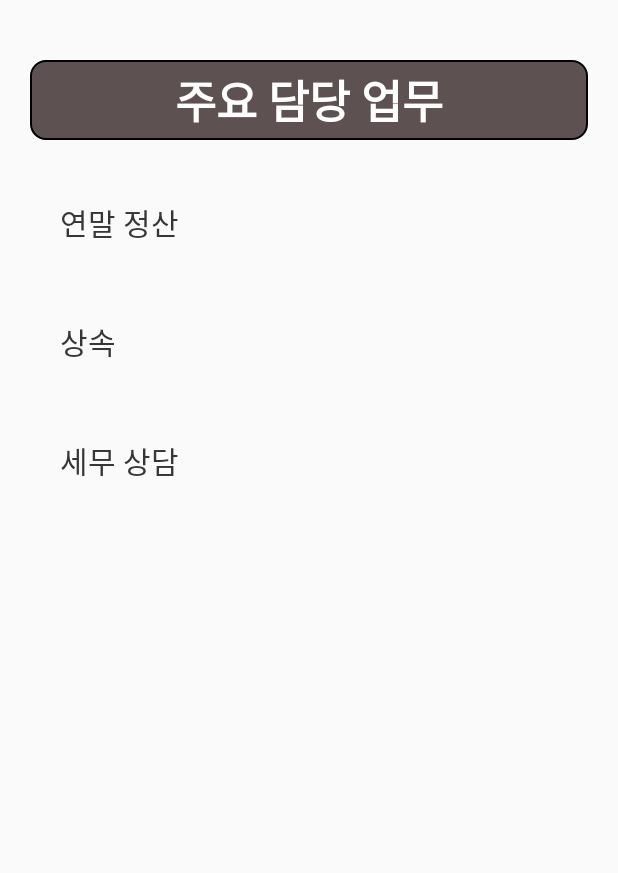
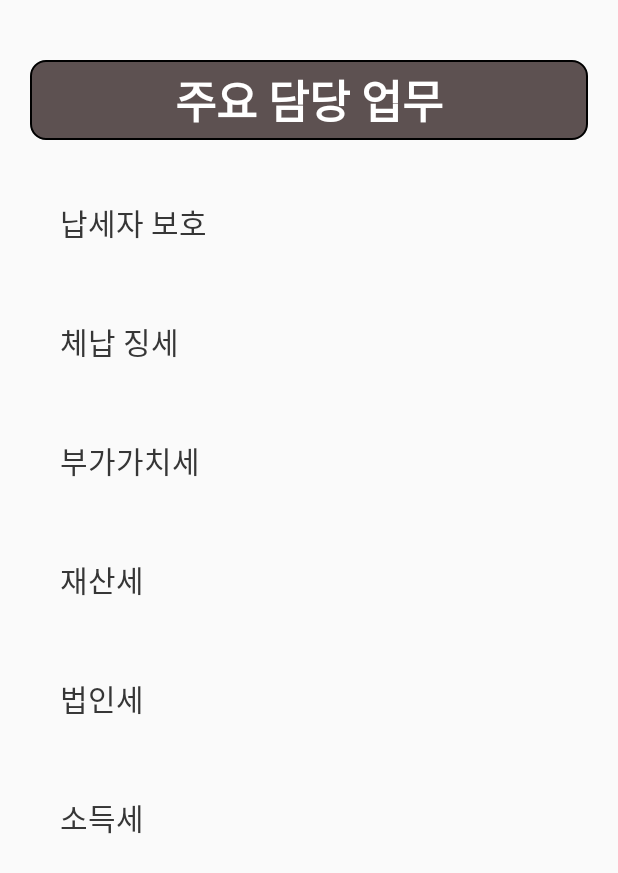
Before and after one commit to RobertHan96/SeoulGovOfficeInfo, an Android app: the screen it shows after launch (OfficeIntroActivity), after a tap on "세무서 주요 업무", on a phone screen of 412 x 824 dp. Shown: the top 873 px of the screen. Run offline under Robolectric (Android 15) with nearby library versions, the phone set to English and light mode, and no system bars.

```diff
--- a/app/src/main/AndroidManifest.xml
+++ b/app/src/main/AndroidManifest.xml
@@ -4,7 +4,7 @@
 
     <uses-permission android:name="android.permission.ACCESS_FINE_LOCATION" />
     <uses-permission android:name="android.permission.INTERNET" />
-    <uses-permission android:name="android.permission.INTERNET" />
+    <uses-permission android:name="android.permission.WRITE_EXTERNAL_STORAGE"/>
 
     <application
         android:allowBackup="true"
--- a/app/src/main/java/com/studiohana/seoulgovofficeinfo/MainActivity.kt
+++ b/app/src/main/java/com/studiohana/seoulgovofficeinfo/MainActivity.kt
@@ -41,5 +41,7 @@ class MainActivity : BaseActivity() {
     }
 
     override fun setValues() {
+
     }
+
 }
--- a/app/src/main/java/com/studiohana/seoulgovofficeinfo/OfficePublicSiteActivity.kt
+++ b/app/src/main/java/com/studiohana/seoulgovofficeinfo/OfficePublicSiteActivity.kt
@@ -2,10 +2,13 @@ package com.studiohana.seoulgovofficeinfo
 
 import androidx.appcompat.app.AppCompatActivity
 import android.os.Bundle
+import android.util.Log
 import android.webkit.WebViewClient
+import android.widget.Toast
 import kotlinx.android.synthetic.main.activity_office_public_site.*
 
 class OfficePublicSiteActivity : BaseActivity() {
+
     override fun onCreate(savedInstanceState: Bundle?) {
         super.onCreate(savedInstanceState)
         setContentView(R.layout.activity_office_public_site)
@@ -18,12 +21,13 @@ class OfficePublicSiteActivity : BaseActivity() {
     }
 
     override fun setValues() {
+        val publicSiteUrl = intent.getStringExtra("publicSite")
         officeWebView.apply {
             settings.javaScriptEnabled = true
             webViewClient = WebViewClient()
         }
+        officeWebView.loadUrl(publicSiteUrl)
 
-        officeWebView.loadUrl("https://www.google.com")
     }
 
 }
--- a/app/src/main/java/com/studiohana/seoulgovofficeinfo/datas/OfficeTask.kt
+++ b/app/src/main/java/com/studiohana/seoulgovofficeinfo/datas/OfficeTask.kt
@@ -1,22 +1,26 @@
 package com.studiohana.seoulgovofficeinfo.datas
-
-import kotlinx.android.parcel.Parcelize
 
 
 class OfficeTask(val id : Int, val task : String ) {
     object  shared {
         val guItems  = arrayListOf<OfficeTask>(
-            OfficeTask(1, "여권 발급"),
-            OfficeTask(1, "지방세 신고"),
-            OfficeTask(1, "차량 등록"),
-            OfficeTask(1, "복지 상담"),
-            OfficeTask(1, "도로 정비")
+            OfficeTask(1, "여권"),
+            OfficeTask(1, "가족 관계"),
+            OfficeTask(1, "지방세"),
+            OfficeTask(1, "자동차, 과태료"),
+            OfficeTask(1, "복지"),
+            OfficeTask(1, "환경/위생"),
+            OfficeTask(1, "부동산/건축"),
+            OfficeTask(1, "광고물/현수막")
         )
 
         val taxItems  = arrayListOf<OfficeTask>(
-            OfficeTask(2, "연말 정산"),
-            OfficeTask(2, "상속"),
-            OfficeTask(2, "세무 상담")
+            OfficeTask(2, "납세자 보호"),
+            OfficeTask(2, "체납 징세"),
+            OfficeTask(2, "부가가치세"),
+            OfficeTask(2, "재산세"),
+            OfficeTask(2, "법인세"),
+            OfficeTask(2, "소득세")
         )
     }
 
--- a/app/src/main/res/layout/office_name_item.xml
+++ b/app/src/main/res/layout/office_name_item.xml
@@ -5,9 +5,8 @@
     android:layout_height="wrap_content">
 
     <Button
-        android:layout_margin="1dp"
+        android:layout_margin="5dp"
         android:id="@+id/officeNameText"
-        android:padding="5dp"
         android:layout_width="wrap_content"
         android:layout_height="wrap_content"
         android:layout_gravity="center_vertical"
--- a/build.gradle
+++ b/build.gradle
@@ -8,7 +8,7 @@ buildscript {
 
     }
     dependencies {
-        classpath 'com.android.tools.build:gradle:3.6.1'
+        classpath 'com.android.tools.build:gradle:3.6.3'
         classpath "org.jetbrains.kotlin:kotlin-gradle-plugin:$kotlin_version"
 
         // NOTE: Do not place your application dependencies here; they belong
```
Also changed, not shown: app/src/main/java/com/studiohana/seoulgovofficeinfo/OfficeDetailActivity.kt (+9 -2 lines), app/src/main/java/com/studiohana/seoulgovofficeinfo/OfficeLocationsActivity.kt (+1 -7 lines), app/src/main/java/com/studiohana/seoulgovofficeinfo/adapters/OfficeAdapters.kt (+4 -4 lines).
